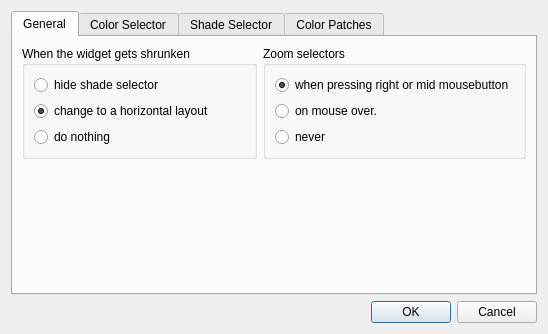
Old version of the form krita/plugins/extensions/dockers/colorselectorng/wdg_color_selector_settings.ui in the repository KDE/krita.
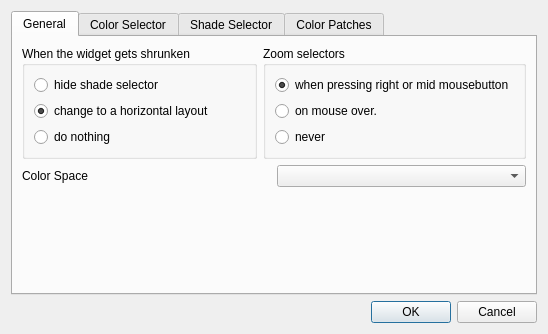
New version of the form. The open tabs and pages were chosen to show the change. Custom widgets are drawn as their Qt base class.

Commit message: mypaint colour selector now uses colour spaces

The edit to the form file:
```diff
--- a/krita/plugins/extensions/dockers/colorselectorng/wdg_color_selector_settings.ui
+++ b/krita/plugins/extensions/dockers/colorselectorng/wdg_color_selector_settings.ui
@@ -6,7 +6,7 @@
    <rect>
     <x>0</x>
     <y>0</y>
-    <width>492</width>
+    <width>514</width>
     <height>300</height>
    </rect>
   </property>
@@ -17,14 +17,16 @@
    <item>
     <widget class="QTabWidget" name="tabWidget">
      <property name="currentIndex">
-      <number>3</number>
+      <number>0</number>
      </property>
      <widget class="QWidget" name="tab_4">
       <attribute name="title">
        <string>General</string>
       </attribute>
-      <layout class="QGridLayout" name="gridLayout_3">
-       <item row="0" column="0">
+      <layout class="QVBoxLayout" name="verticalLayout_9">
+       <item>
+        <layout class="QHBoxLayout" name="horizontalLayout_8">
+         <item>
         <widget class="QGroupBox" name="groupBox_3">
          <property name="title">
           <string>When the widget gets shrunken</string>
@@ -60,7 +62,7 @@
          </layout>
         </widget>
        </item>
-       <item row="0" column="1">
+         <item>
         <widget class="QGroupBox" name="groupBox_4">
          <property name="title">
           <string>Zoom selectors</string>
@@ -93,20 +95,23 @@
          </layout>
         </widget>
        </item>
-       <item row="1" column="0">
-        <spacer name="verticalSpacer_4">
-         <property name="orientation">
-          <enum>Qt::Vertical</enum>
-         </property>
-         <property name="sizeHint" stdset="0">
-          <size>
-           <width>20</width>
-           <height>78</height>
-          </size>
-         </property>
-        </spacer>
-       </item>
-       <item row="1" column="1">
+        </layout>
+       </item>
+       <item>
+        <layout class="QHBoxLayout" name="horizontalLayout_7">
+         <item>
+          <widget class="QLabel" name="label">
+           <property name="text">
+            <string>Color Space</string>
+           </property>
+          </widget>
+         </item>
+         <item>
+          <widget class="KisColorSpaceSelector" name="colorSpace"/>
+         </item>
+        </layout>
+       </item>
+       <item>
         <spacer name="verticalSpacer_5">
          <property name="orientation">
           <enum>Qt::Vertical</enum>
@@ -623,6 +628,11 @@
    <extends>QPushButton</extends>
    <header>kcolorbutton.h</header>
   </customwidget>
+  <customwidget>
+   <class>KisColorSpaceSelector</class>
+   <extends>QComboBox</extends>
+   <header>widgets/kis_color_space_selector.h</header>
+  </customwidget>
  </customwidgets>
  <resources/>
  <connections>
```
Lines whose indentation alone changed are shown as unchanged. The commit also changes 10 other files.
